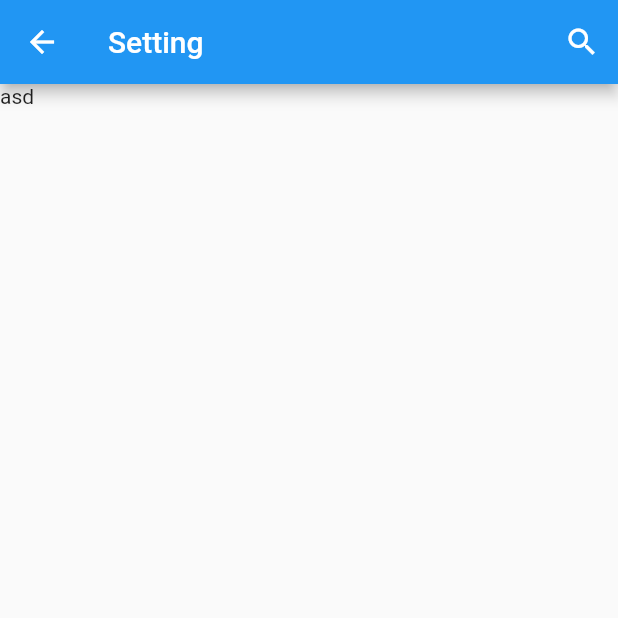
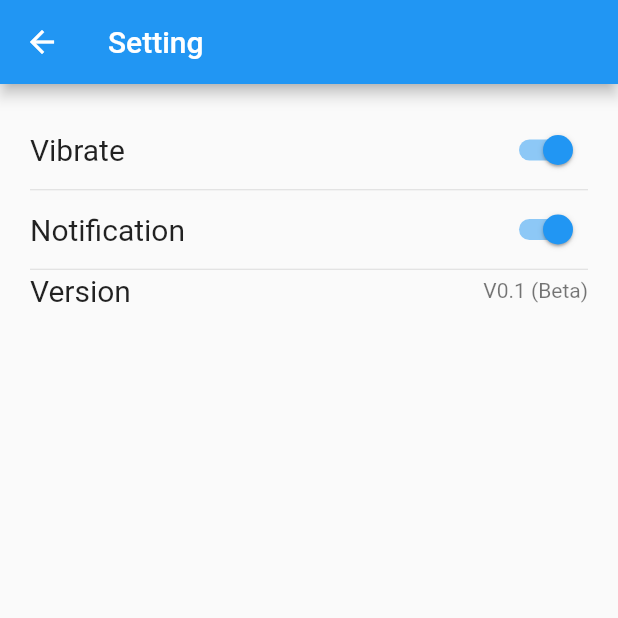
Before and after one commit to NaMLiM/Maskerku-flutter, a Flutter app: the Setting screen opened directly, on a phone screen of 412 x 824 dp, the top half of it. Run offline on Flutter 3.47's test engine with Material 2 defaults, Android fonts, the phone set to English and light mode, and no system bars.

Commit message:
added some features

```diff
--- a/lib/page/setting.dart
+++ b/lib/page/setting.dart
@@ -6,27 +6,61 @@ class Setting extends StatefulWidget{
 }
 
 class _SettingState extends State<Setting>{
+  bool vibrateSwitched = true;
+  bool notifSwitched = true;
   @override
   Widget build(BuildContext context){
     return Scaffold(
       appBar: AppBar(
-        actions: <Widget>[
-          IconButton(
-              icon: Icon(Icons.search),
-              onPressed: () {
-                showSearch(context: context, delegate: null);
-              })
-        ],
         title: Text('Setting'),
       ),
       body: SingleChildScrollView(
-        child: Column(
-          children: [
-            Container(
-              child: Text('asd'),
-            )
-          ],
-        )
+        child: Container(
+          margin: EdgeInsets.symmetric(horizontal: 20, vertical: 20),
+          child: Column(
+            children: [
+              Row(
+                mainAxisAlignment: MainAxisAlignment.spaceBetween,
+                children : [
+                  Text('Vibrate',style: TextStyle(fontSize: 20),),
+                  Switch(value: vibrateSwitched, onChanged: (value){
+                    setState(() {
+                      vibrateSwitched=value;
+                      print(vibrateSwitched);
+                    });
+                  },)
+                ]
+              ),
+              Divider(
+                //Line
+                height: 5.0,
+              ),
+              Row(
+                mainAxisAlignment: MainAxisAlignment.spaceBetween,
+                children : [
+                  Text('Notification',style: TextStyle(fontSize: 20),),
+                  Switch(value: notifSwitched, onChanged: (value){
+                    setState(() {
+                      notifSwitched=value;
+                      print(notifSwitched);
+                    });
+                  },)
+                ]
+              ),
+              Divider(
+                //Line
+                height: 5.0,
+              ),
+              Row(
+                mainAxisAlignment: MainAxisAlignment.spaceBetween,
+                children: [
+                  Text('Version', style: TextStyle(fontSize: 20),),
+                  Text('V0.1 (Beta)', style: TextStyle(color: Colors.black54),)
+                ],
+              )
+            ],
+          )
+        ),
       ),
     );
   }
```
